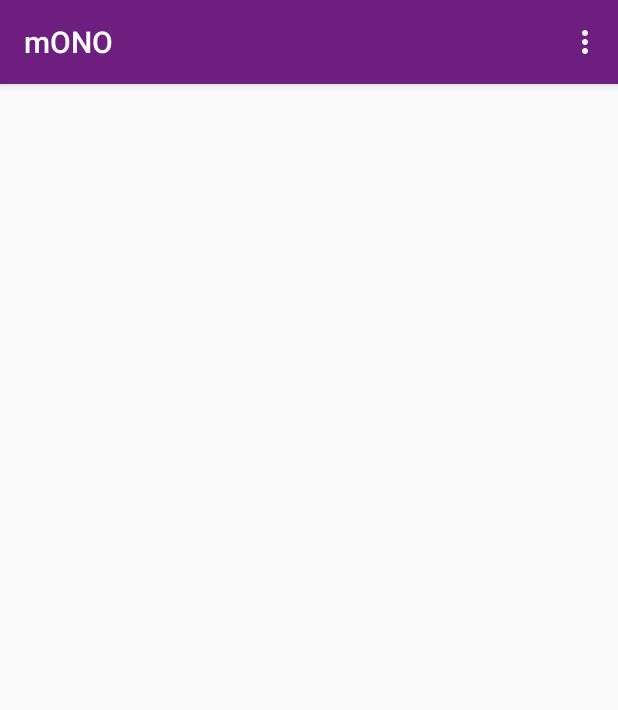
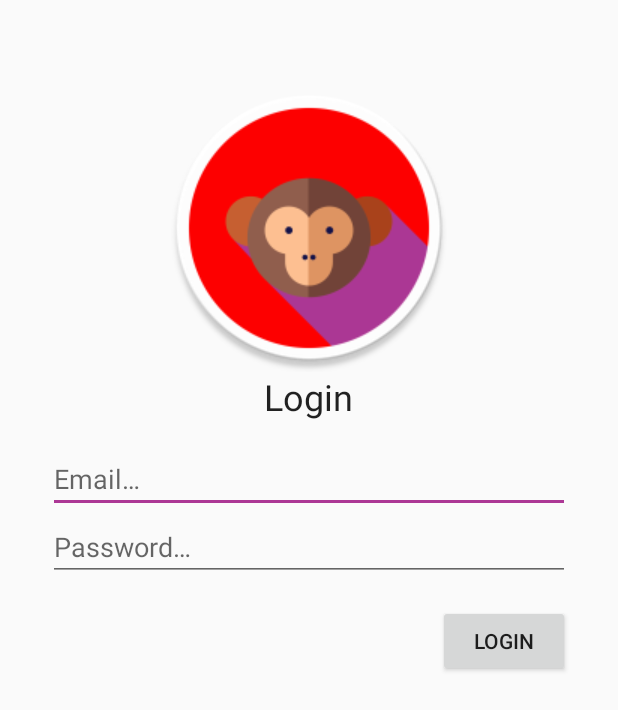
Before and after one commit to AlvaroBrey/mONO, an Android app: the screen it shows after launch (MainActivity before the commit, LoginActivity after it), on a phone screen of 412 x 824 dp. Shown: the top 710 px of the screen. Run offline under Robolectric (Android 15) with nearby library versions, the phone set to English and light mode, and no system bars; our stand-ins replace ButterKnife; pictures from the network do not load.

Commit message:
Add neat login screen that currently does mostly nothing.

```diff
--- a/app/src/main/AndroidManifest.xml
+++ b/app/src/main/AndroidManifest.xml
@@ -31,8 +31,14 @@
             android:theme="@style/SplashTheme">
             <intent-filter>
                 <action android:name="android.intent.action.MAIN"/>
+
                 <category android:name="android.intent.category.LAUNCHER"/>
             </intent-filter>
+        </activity>
+        <activity
+            android:name=".activities.LoginActivity"
+            android:label="@string/title_activity_login"
+            android:theme="@style/AppTheme.NoActionBar">
         </activity>
     </application>
 
--- a/app/src/main/assets/config.properties
+++ /dev/null
@@ -1,2 +0,0 @@
-user.name=FOO
-user.password=FOO
--- /dev/null
+++ b/app/src/main/java/com/ontherunvaro/onoclient/activities/LoginActivity.java
@@ -0,0 +1,63 @@
+package com.ontherunvaro.onoclient.activities;
+
+import android.content.Intent;
+import android.content.SharedPreferences;
+import android.os.Bundle;
+import android.support.v7.app.AppCompatActivity;
+import android.util.Base64;
+import android.util.Log;
+import android.widget.EditText;
+
+import com.ontherunvaro.onoclient.R;
+import com.ontherunvaro.onoclient.util.PrefConstants;
+
+import butterknife.BindView;
+import butterknife.ButterKnife;
+import butterknife.OnClick;
+
+public class LoginActivity extends AppCompatActivity {
+
+
+    private static final String TAG = "LoginActivity";
+    @BindView(R.id.edittext_login_email)
+    EditText mailText;
+    @BindView(R.id.edittext_login_password)
+    EditText passwordText;
+
+
+    @Override
+    protected void onCreate(Bundle savedInstanceState) {
+        super.onCreate(savedInstanceState);
+        setContentView(R.layout.activity_login);
+        ButterKnife.bind(this);
+
+        SharedPreferences prefs = getSharedPreferences(PrefConstants.Files.MAIN_PREFS, MODE_PRIVATE);
+        if (prefs.contains(PrefConstants.Keys.USERNAME)) {
+            mailText.setText(prefs.getString(PrefConstants.Keys.USERNAME, ""));
+        }
+        if (prefs.contains(PrefConstants.Keys.PASSWORD)) {
+            passwordText.setText(new String(Base64.decode(prefs.getString(PrefConstants.Keys.PASSWORD, ""), Base64.NO_PADDING)));
+        }
+    }
+
+    @OnClick(R.id.button_login)
+    public void login() {
+        Log.d(TAG, "login: Trying to login...");
+        final String mail = mailText.getText().toString().trim();
+        final String password = passwordText.getText().toString().trim();
+
+        // TODO: 3/12/16 secure storage!
+        SharedPreferences prefs = getSharedPreferences(PrefConstants.Files.MAIN_PREFS, MODE_PRIVATE);
+        final SharedPreferences.Editor edit = prefs.edit();
+        edit.putString(PrefConstants.Keys.USERNAME, mail);
+        edit.putString(PrefConstants.Keys.PASSWORD, Base64.encodeToString(password.getBytes(), Base64.NO_PADDING));
+        edit.apply();
+
+        Intent i = new Intent(this, MainActivity.class);
+        i.putExtra(MainActivity.EXTRA_USERNAME, mail);
+        i.putExtra(MainActivity.EXTRA_PASSWORD, password);
+        Log.d(TAG, "login: Starting main activity");
+        startActivity(i);
+        finish();
+    }
+}
--- a/app/src/main/java/com/ontherunvaro/onoclient/activities/MainActivity.java
+++ b/app/src/main/java/com/ontherunvaro/onoclient/activities/MainActivity.java
@@ -25,11 +25,8 @@ import android.webkit.WebResourceResponse;
 import android.webkit.WebSettings;
 import android.webkit.WebView;
 import android.webkit.WebViewClient;
-import android.widget.Toast;
 
 import com.ontherunvaro.onoclient.R;
-import com.ontherunvaro.onoclient.util.ConfigUtil;
-import com.ontherunvaro.onoclient.util.ConfigUtil.ConfigKey;
 import com.ontherunvaro.onoclient.util.JavascriptFunctions;
 import com.ontherunvaro.onoclient.util.OnoURL;
 import com.ontherunvaro.onoclient.util.OnoURL.OnoPage;
@@ -44,7 +41,13 @@ public class MainActivity extends AppCompatActivity {
     private final static String TAG = "MainActivity";
     @BindView(R.id.main_webview)
     WebView webView;
+
     private ProgressDialog progressDialog;
+
+    public final static String EXTRA_USERNAME = "main_extra_username";
+    public final static String EXTRA_PASSWORD = "main_extra_password";
+
+    private boolean insertCredentials = false;
 
     @Override
     public void onBackPressed() {
@@ -55,33 +58,10 @@ public class MainActivity extends AppCompatActivity {
         }
     }
 
-    // options menu
-    @Override
-    public boolean onPrepareOptionsMenu(Menu menu) {
-        String url = webView.getUrl();
-        if (url == null || !url.contains(OnoPage.LOGIN.toString())) {
-            menu.removeItem(R.id.menuitem_paste_password);
-        }
-        return true;
-    }
-
-    @Override
-    public boolean onCreateOptionsMenu(Menu menu) {
-        MenuInflater inflater = getMenuInflater();
-        inflater.inflate(R.menu.main_menu, menu);
-        return true;
-    }
 
     @Override
     public boolean onOptionsItemSelected(MenuItem item) {
         switch (item.getItemId()) {
-            case R.id.menuitem_paste_password:
-                Toast.makeText(this, R.string.toast_inserting_credentials, Toast.LENGTH_SHORT).show();
-                String js = String.format(JavascriptFunctions.INSERT_USERNAME, ConfigUtil.getProp(ConfigKey.USERNAME));
-                js += String.format(JavascriptFunctions.INSERT_PASSWORD, ConfigUtil.getProp(ConfigKey.PASSWORD));
-                WebViewUtils.loadJavaScript(webView, js);
-                Log.d(TAG, "onOptionsItemSelected: credentials inserted");
-                return true;
             case R.id.menuitem_about:
                 Intent i = new Intent(this, AboutActivity.class);
                 startActivityForResult(i, 0);
@@ -103,6 +83,24 @@ public class MainActivity extends AppCompatActivity {
         webView.restoreState(savedInstanceState);
     }
 
+    private void handleIntent() {
+        final String user = getIntent().getStringExtra(EXTRA_USERNAME);
+        final String pass = getIntent().getStringExtra(EXTRA_PASSWORD);
+
+        if (user != null && pass != null) {
+            final String loginAction = OnoURL.builder().withPage(OnoPage.LOGIN).toString() + "/";
+            insertCredentials = true;
+            setupWebView();
+            webView.loadUrl(loginAction);
+        } else {
+            Log.e(TAG, "handleIntent: pasword or user is null. Pass=" + pass + ", user=" + user);
+            Intent k = new Intent(this, LoginActivity.class);
+            startActivity(k);
+            finish();
+        }
+
+    }
+
     @Override
     protected void onCreate(Bundle savedInstanceState) {
         super.onCreate(savedInstanceState);
@@ -111,8 +109,7 @@ public class MainActivity extends AppCompatActivity {
 
 
         if (savedInstanceState == null) {
-            showLoading();
-            setupWebView();
+            handleIntent();
         } else {
             webView.restoreState(savedInstanceState);
         }
@@ -132,9 +129,8 @@ public class MainActivity extends AppCompatActivity {
 
     @SuppressWarnings("deprecation")
     private void setupWebView() {
-        final String startURL = OnoURL.builder().withPage(OnoPage.CLIENT_AREA).toString();
 
-        Log.d(TAG, "onCreate: loading URL " + startURL);
+        Log.d(TAG, "Setting up webview...");
         webView.setWebViewClient(new MONOWebClient());
         webView.setWebChromeClient(new WebChromeClient());
 
@@ -142,11 +138,8 @@ public class MainActivity extends AppCompatActivity {
             webView.getSettings().setMixedContentMode(WebSettings.MIXED_CONTENT_ALWAYS_ALLOW);
         }
 
-
         webView.getSettings().setJavaScriptEnabled(true);
 
-
-        webView.loadUrl(startURL);
         CookieManager.getInstance().setAcceptCookie(true);
 
         if (Build.VERSION.SDK_INT >= Build.VERSION_CODES.LOLLIPOP) {
@@ -186,6 +179,17 @@ public class MainActivity extends AppCompatActivity {
 
         @Override
         public void onPageFinished(WebView view, String url) {
+
+            if (insertCredentials) {
+                Log.d(TAG, "onPageFinished: Inserting credentials...");
+                final String user = getIntent().getStringExtra(EXTRA_USERNAME);
+                final String pass = getIntent().getStringExtra(EXTRA_PASSWORD);
+                String js = String.format(JavascriptFunctions.INSERT_PASSWORD, pass);
+                js += String.format(JavascriptFunctions.INSERT_USERNAME, user);
+                WebViewUtils.loadJavaScript(webView, js);
+                insertCredentials = false;
+            }
+
             //sync cookies
             if (Build.VERSION.SDK_INT >= Build.VERSION_CODES.LOLLIPOP) {
                 CookieManager.getInstance().flush();
--- a/app/src/main/java/com/ontherunvaro/onoclient/activities/SplashActivity.java
+++ b/app/src/main/java/com/ontherunvaro/onoclient/activities/SplashActivity.java
@@ -9,7 +9,7 @@ public class SplashActivity extends AppCompatActivity {
     @Override
     protected void onCreate(Bundle savedInstanceState) {
         super.onCreate(savedInstanceState);
-        Intent i = new Intent(this, MainActivity.class);
+        Intent i = new Intent(this, LoginActivity.class);
         startActivity(i);
         finish();
     }
--- a/app/src/main/java/com/ontherunvaro/onoclient/util/ConfigUtil.java
+++ b/app/src/main/java/com/ontherunvaro/onoclient/util/ConfigUtil.java
@@ -31,7 +31,7 @@ public class ConfigUtil {
     }
 
     public enum ConfigKey {
-        USERNAME("user.name"), PASSWORD("user.password");
+        PLACEHOLDER("place.holder");
 
         final String key;
 
--- a/app/src/main/res/drawable/splash.xml
+++ b/app/src/main/res/drawable/splash.xml
@@ -6,7 +6,7 @@
     <item>
         <bitmap
             android:gravity="center"
-            android:src="@drawable/ic_launcher"/>
+            android:src="@drawable/logo"/>
     </item>
 
 </layer-list>
--- /dev/null
+++ b/app/src/main/res/layout/activity_login.xml
@@ -0,0 +1,65 @@
+<?xml version="1.0" encoding="utf-8"?>
+<RelativeLayout
+    xmlns:android="http://schemas.android.com/apk/res/android"
+    xmlns:tools="http://schemas.android.com/tools"
+    android:id="@+id/activity_login"
+    android:layout_width="match_parent"
+    android:layout_height="match_parent"
+    android:paddingBottom="@dimen/activity_vertical_margin"
+    android:paddingLeft="@dimen/activity_horizontal_margin"
+    android:paddingRight="@dimen/activity_horizontal_margin"
+    android:paddingTop="@dimen/activity_vertical_margin"
+    tools:context="com.ontherunvaro.onoclient.activities.LoginActivity">
+
+    <ImageView
+        android:id="@+id/login_logo"
+        android:layout_width="wrap_content"
+        android:layout_height="wrap_content"
+        android:layout_centerHorizontal="true"
+        android:layout_marginTop="40dp"
+        android:src="@drawable/logo"/>
+
+    <TextView
+        android:id="@+id/login_title"
+        android:layout_width="wrap_content"
+        android:layout_height="wrap_content"
+        android:layout_below="@id/login_logo"
+        android:layout_centerHorizontal="true"
+        android:text="@string/text_login_title"
+        android:textAppearance="@style/TextAppearance.AppCompat.Headline"/>
+
+    <EditText
+        android:id="@+id/edittext_login_email"
+        android:layout_width="match_parent"
+        android:layout_height="wrap_content"
+        android:layout_below="@id/login_title"
+        android:layout_centerHorizontal="true"
+        android:layout_marginLeft="@dimen/activity_horizontal_margin"
+        android:layout_marginRight="@dimen/activity_horizontal_margin"
+        android:layout_marginTop="@dimen/activity_vertical_margin"
+        android:ems="10"
+        android:hint="@string/hint_login_email"
+        android:inputType="textEmailAddress"/>
+
+    <EditText
+        android:id="@+id/edittext_login_password"
+        android:layout_width="match_parent"
+        android:layout_height="wrap_content"
+        android:layout_below="@+id/edittext_login_email"
+        android:layout_centerHorizontal="true"
+        android:layout_marginLeft="@dimen/activity_horizontal_margin"
+        android:layout_marginRight="@dimen/activity_horizontal_margin"
+        android:ems="10"
+        android:hint="@string/hint_login_password"
+        android:inputType="textPassword"/>
+
+    <Button
+        android:id="@+id/button_login"
+        android:layout_width="wrap_content"
+        android:layout_height="wrap_content"
+        android:layout_alignRight="@+id/edittext_login_password"
+        android:layout_alignEnd="@id/edittext_login_password"
+        android:layout_below="@+id/edittext_login_password"
+        android:layout_marginTop="@dimen/activity_vertical_margin"
+        android:text="@string/action_login"/>
+</RelativeLayout>
--- a/app/src/main/res/menu/main_menu.xml
+++ b/app/src/main/res/menu/main_menu.xml
@@ -1,10 +1,6 @@
 <?xml version="1.0" encoding="utf-8"?>
 <menu xmlns:android="http://schemas.android.com/apk/res/android"
       xmlns:app="http://schemas.android.com/apk/res-auto">
-    <item
-        android:id="@+id/menuitem_paste_password"
-        android:title="@string/menu_title_insert_credentials"
-        app:showAsAction="never"/>
     <item
         android:id="@+id/menuitem_about"
         android:title="@string/menu_title_about"
--- a/app/src/main/res/values-v21/styles.xml
+++ /dev/null
@@ -1,9 +0,0 @@
-<resources>
-
-    <style name="AppTheme.NoActionBar">
-        <item name="windowActionBar">false</item>
-        <item name="windowNoTitle">true</item>
-        <item name="android:windowDrawsSystemBarBackgrounds">true</item>
-        <item name="android:statusBarColor">@android:color/transparent</item>
-    </style>
-</resources>
--- a/app/src/main/res/values/strings.xml
+++ b/app/src/main/res/values/strings.xml
@@ -9,4 +9,13 @@
     <string name="text_about">mONO is free and should by no means be marketed or used for any commercial purpose.</string>
     <string name="about_credits">Credits</string>
     <string name="about_icon_html"><![CDATA[Icons made by <a href=\"http://www.flaticon.com/authors/freepik\" title=\"Freepik\">Freepik</a> from <a href=\"http://www.flaticon.com\" title=\"Flaticon\">www.flaticon.com</a> is licensed by <a href=\"http://creativecommons.org/licenses/by/3.0/\" title=\"Creative Commons BY 3.0\" target=\"_blank\">CC 3.0 BY</a>]]></string>
+
+    <!-- Login -->
+    <string name="title_activity_login">Sign in</string>
+    <string name="action_login">Login</string>
+    <string name="hint_login_email">Email…</string>
+    <string name="hint_login_password">Password…</string>
+    <string name="text_login_title">Login</string>
+
+
 </resources>
--- a/app/src/main/res/values/styles.xml
+++ b/app/src/main/res/values/styles.xml
@@ -1,14 +1,12 @@
 <resources>
 
-    <!-- Base application theme. -->
     <style name="AppTheme" parent="Theme.AppCompat.Light.DarkActionBar">
-        <!-- Customize your theme here. -->
         <item name="colorPrimary">@color/colorPrimary</item>
         <item name="colorPrimaryDark">@color/colorPrimary</item>
         <item name="colorAccent">@color/colorAccent</item>
     </style>
 
-    <style name="AppTheme.NoActionBar">
+    <style name="AppTheme.NoActionBar" parent="AppTheme">
         <item name="windowActionBar">false</item>
         <item name="windowNoTitle">true</item>
     </style>
```
Also changed, not shown: app/src/main/java/com/ontherunvaro/onoclient/util/PrefConstants.java (added, +18 -0 lines), app/src/main/res/drawable/logo.png (added).
